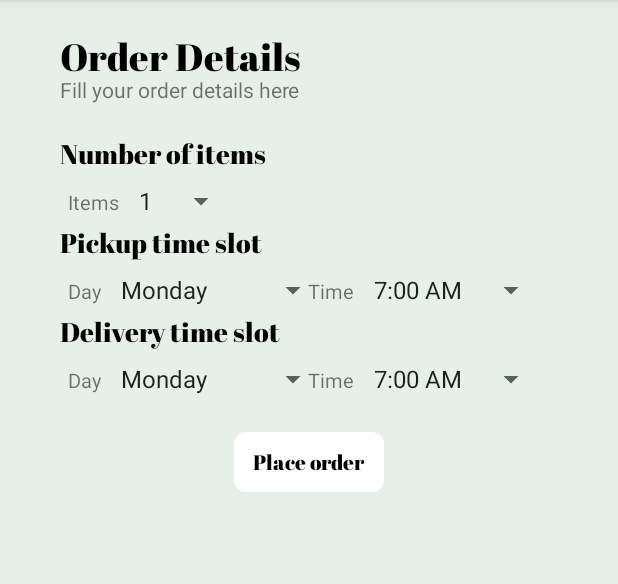
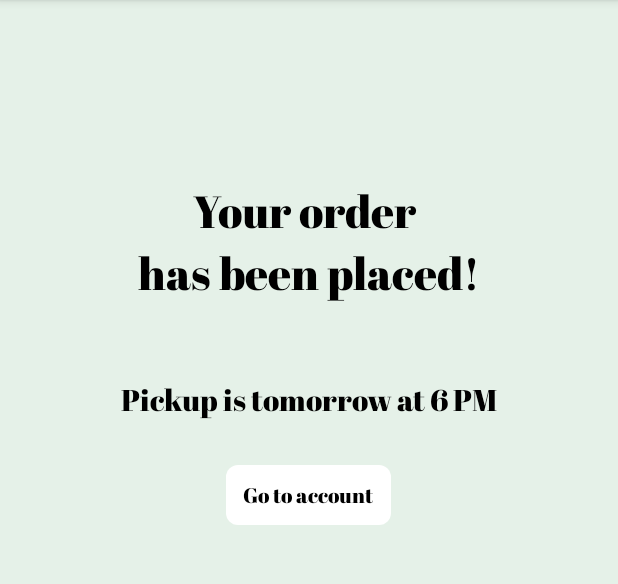
Before and after one commit to adel350/cleanIT, an Android app: the OrderDetails screen opened directly, with no data from a screen before it, after a tap on "Place order", on a phone screen of 412 x 824 dp, the part 84-668 px from its top. Run offline under Robolectric (Android 15) with nearby library versions, the phone set to English and light mode, and no system bars.

Commit message:
Added a new screen to confirm new orders and an edit information option

```diff
--- a/app/src/main/AndroidManifest.xml
+++ b/app/src/main/AndroidManifest.xml
@@ -9,7 +9,8 @@
         android:roundIcon="@mipmap/ic_launcher_round"
         android:supportsRtl="true"
         android:theme="@style/AppTheme">
-        <activity android:name=".OrderDetails"></activity>
+        <activity android:name=".NewOrderConfirmation"></activity>
+        <activity android:name=".OrderDetails" />
         <activity android:name=".AccountDetails" />
         <activity android:name=".PaymentInformation" />
         <activity android:name=".AdditionalSignUpStage" />
--- /dev/null
+++ b/app/src/main/java/com/example/cleanit/NewOrderConfirmation.java
@@ -0,0 +1,21 @@
+package com.example.cleanit;
+
+import androidx.appcompat.app.AppCompatActivity;
+
+import android.content.Intent;
+import android.os.Bundle;
+import android.view.View;
+
+public class NewOrderConfirmation extends AppCompatActivity {
+
+    @Override
+    protected void onCreate(Bundle savedInstanceState) {
+        super.onCreate(savedInstanceState);
+        setContentView(R.layout.activity_new_order_confirmation);
+    }
+
+    public void gotToMainAccount(View view) {
+        Intent intent = new Intent(this, AccountDetails.class);
+        startActivity(intent);
+    }
+}
--- a/app/src/main/java/com/example/cleanit/OrderDetails.java
+++ b/app/src/main/java/com/example/cleanit/OrderDetails.java
@@ -2,7 +2,9 @@ package com.example.cleanit;
 
 import androidx.appcompat.app.AppCompatActivity;
 
+import android.content.Intent;
 import android.os.Bundle;
+import android.view.View;
 import android.widget.ArrayAdapter;
 import android.widget.Spinner;
 
@@ -54,4 +56,9 @@ public class OrderDetails extends AppCompatActivity {
         spinner_adapter5.setDropDownViewResource(android.R.layout.simple_spinner_dropdown_item);
         spinner5.setAdapter(spinner_adapter5);
     }
+
+    public void goToOrderPlacedPage(View view) {
+        Intent intent = new Intent(this, NewOrderConfirmation.class);
+        startActivity(intent);
+    }
 }
--- a/app/src/main/res/layout/activity_account_details.xml
+++ b/app/src/main/res/layout/activity_account_details.xml
@@ -26,12 +26,59 @@
         android:layout_marginLeft="40dp"/>
 
 
+
+    <RelativeLayout
+        android:id="@+id/editInfoButton"
+        android:layout_width="350dp"
+        android:layout_height="50dp"
+        android:orientation="horizontal"
+        android:layout_centerHorizontal="true"
+
+        android:layout_below="@id/yourAccountTitle">
+
+        <TextView
+            android:id="@+id/emptySpaceInner1"
+            android:layout_width="0dp"
+            android:layout_height="wrap_content" />
+
+        <ImageView
+            android:id="@+id/emailIcon"
+            android:layout_toRightOf="@id/emptySpaceInner1"
+            android:layout_width="40dp"
+            android:layout_height="wrap_content"
+            app:srcCompat="@drawable/edit_logo" />
+
+        <TextView
+            android:id="@+id/emptySpaceInner2"
+            android:layout_toRightOf="@id/emailIcon"
+            android:layout_width="30dp"
+            android:layout_height="wrap_content" />
+
+        <TextView
+            android:id="@+id/editInfoButton"
+            android:text="Edit information"
+            android:layout_below="@id/yourAccountTitle"
+            android:background="@drawable/color_change_button"
+            android:layout_centerVertical="true"
+
+            android:layout_width="wrap_content"
+            android:layout_height="30dp"
+            android:textColor="@color/colorPrimary"
+            app:fontFamily="@font/abril_fatface"
+            android:textSize="18sp"
+            android:layout_marginLeft="40dp"
+            android:clickable="true"
+            android:onClick="goToAdditionalSignUpPage"
+            />
+    </RelativeLayout>
+
+
     <TextView
         android:id="@+id/emptySpace2"
         android:layout_width="wrap_content"
         android:layout_height="10dp"
         android:text=""
-        android:layout_below="@id/yourAccountTitle"/>
+        android:layout_below="@id/editInfoButton"/>
 
 
 
--- /dev/null
+++ b/app/src/main/res/layout/activity_new_order_confirmation.xml
@@ -0,0 +1,144 @@
+<?xml version="1.0" encoding="utf-8"?>
+<RelativeLayout xmlns:android="http://schemas.android.com/apk/res/android"
+    xmlns:app="http://schemas.android.com/apk/res-auto"
+    xmlns:tools="http://schemas.android.com/tools"
+    android:layout_width="match_parent"
+    android:layout_height="match_parent"
+    android:background="#E5F1E8"
+    android:orientation="vertical"
+    tools:context=".MainActivity">
+    <TextView
+        android:id="@+id/emptySpace1"
+        android:layout_width="wrap_content"
+        android:layout_height="20dp"
+        android:text="" />
+
+
+    <RelativeLayout
+        android:id="@+id/emailSignUpTitle"
+        android:layout_width="350dp"
+        android:layout_height="50dp"
+        android:orientation="horizontal"
+        android:layout_centerHorizontal="true"
+
+        android:layout_below="@id/emptySpace1">
+
+        <TextView
+            android:id="@+id/emptySpaceInner1"
+            android:layout_width="0dp"
+            android:layout_height="wrap_content" />
+
+        <ImageView
+            android:id="@+id/emailIcon"
+            android:layout_toRightOf="@id/emptySpaceInner1"
+            android:layout_width="40dp"
+            android:layout_height="wrap_content"
+             />
+
+        <TextView
+            android:id="@+id/emptySpaceInner2"
+            android:layout_toRightOf="@id/emailIcon"
+            android:layout_width="30dp"
+            android:layout_height="wrap_content" />
+
+        <TextView
+            android:id="@+id/textView5"
+            android:layout_width="wrap_content"
+            android:layout_height="wrap_content"
+            android:textColor="@android:color/black"
+
+            android:textSize="30sp"
+            android:layout_centerVertical="true"
+            android:layout_toRightOf="@id/emptySpaceInner2"
+            app:fontFamily="@font/abril_fatface"/>
+    </RelativeLayout>
+
+    <TextView
+        android:id="@+id/emptySpace2"
+        android:layout_width="wrap_content"
+        android:layout_height="50dp"
+        android:text=""
+        android:layout_below="@id/emailSignUpTitle"/>
+
+    <TextView
+        android:id="@+id/firstDescriptiveText"
+        android:layout_width="wrap_content"
+        android:layout_height="wrap_content"
+        android:layout_below="@id/emptySpace2"
+        android:layout_centerHorizontal="true"
+        android:text="Your order "
+        android:textColor="@android:color/black"
+        android:textSize="30sp"
+        app:fontFamily="@font/abril_fatface" />
+
+    <TextView
+        android:id="@+id/secondDescriptiveText"
+        android:layout_width="wrap_content"
+        android:layout_height="wrap_content"
+        android:layout_centerHorizontal="true"
+        android:text="has been placed!"
+        android:textColor="@android:color/black"
+        android:textSize="30sp"
+        android:layout_below="@id/firstDescriptiveText"
+        app:fontFamily="@font/abril_fatface" />
+
+    <TextView
+        android:id="@+id/emptySpace3"
+        android:layout_width="wrap_content"
+        android:layout_height="50dp"
+        android:text=""
+        android:layout_below="@id/secondDescriptiveText"/>
+
+    <TextView
+        android:id="@+id/emailText"
+        android:layout_width="wrap_content"
+        android:layout_height="wrap_content"
+        android:layout_below="@id/emptySpace3"
+        android:layout_centerHorizontal="true"
+
+        android:text="Pickup is tomorrow at 6 PM"
+        android:textColor="@android:color/black"
+        android:textSize="20sp"
+        app:fontFamily="@font/abril_fatface"
+        />
+
+
+
+    <TextView
+        android:id="@+id/emptySpace4"
+        android:layout_width="wrap_content"
+        android:layout_height="30dp"
+        android:text=""
+        android:layout_below="@id/emailText"/>
+
+
+
+
+
+    <RelativeLayout
+        android:id="@+id/signInButton"
+        android:layout_width="110dp"
+        android:layout_height="40dp"
+        android:orientation="horizontal"
+        android:background="@drawable/white_rectangle"
+        android:layout_below="@id/emptySpace4"
+        android:layout_centerHorizontal="true"
+        android:clickable="true"
+        android:onClick="gotToMainAccount">
+
+
+
+        <TextView
+            android:id="@+id/signInText"
+            android:layout_width="wrap_content"
+            android:layout_height="wrap_content"
+            android:textColor="@android:color/black"
+            android:text="Go to account"
+            android:layout_centerVertical="true"
+            android:layout_centerHorizontal="true"
+            app:fontFamily="@font/abril_fatface"/>
+    </RelativeLayout>
+
+
+
+</RelativeLayout>
--- a/app/src/main/res/layout/activity_order_details.xml
+++ b/app/src/main/res/layout/activity_order_details.xml
@@ -223,7 +223,7 @@
         android:layout_below="@id/emptySpace4"
         android:layout_centerHorizontal="true"
         android:clickable="true"
-        android:onClick="goToAccountDetails">
+        android:onClick="goToOrderPlacedPage">
 
 
 
```
Also changed, not shown: app/src/main/res/drawable-v24/edit_logo.png (added).
